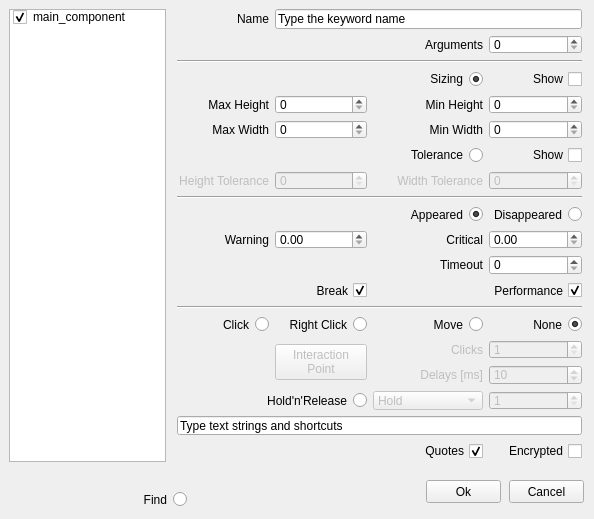
First picture: the form in alyvix/extra/robotide/qt_ui/alyvix_rect_finder_properties_view.ui, repository alyvix/alyvix, before the edit.
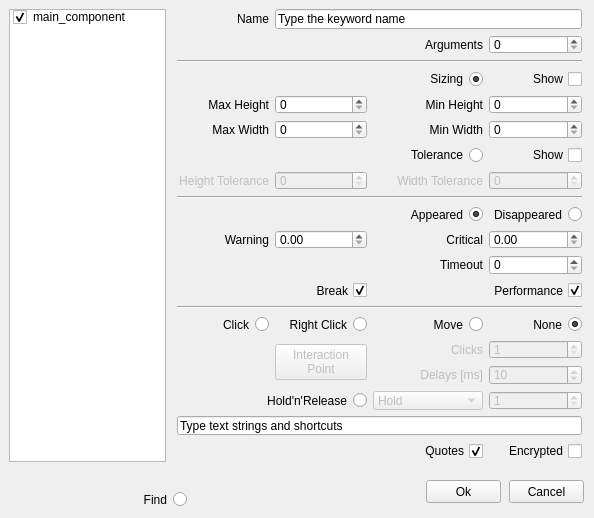
Second picture: the form after the edit.

What changed in the file:
```diff
--- a/alyvix/extra/robotide/qt_ui/alyvix_rect_finder_properties_view.ui
+++ b/alyvix/extra/robotide/qt_ui/alyvix_rect_finder_properties_view.ui
@@ -7,7 +7,7 @@
     <x>0</x>
     <y>0</y>
     <width>594</width>
-    <height>519</height>
+    <height>518</height>
    </rect>
   </property>
   <property name="windowTitle">
```
Left out of the diff: 515 changed lines with no effect on the pictures.
